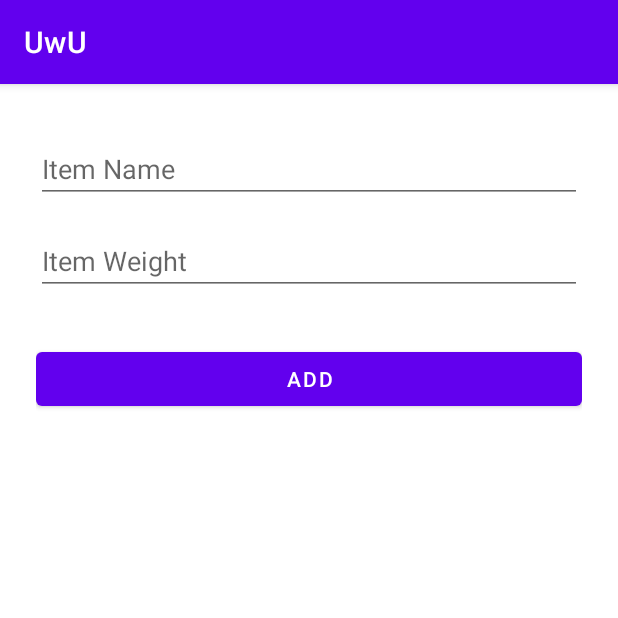
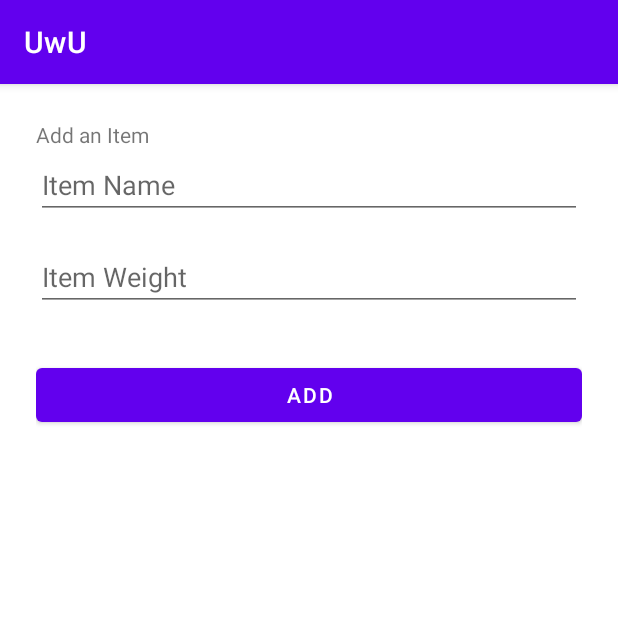
Before and after one commit to RichardVong192/TrekCheck, an Android app: the AddFragment screen opened through its navigation route, on a phone screen of 412 x 824 dp, the top half of it. Run offline under Robolectric (Android 15) with nearby library versions, the phone set to English and light mode, and no system bars; our stand-ins replace Room's generated code, navigation-ui.

Commit message:
Added label to update and add fragment

```diff
--- a/app/src/main/res/layout/fragment_add.xml
+++ b/app/src/main/res/layout/fragment_add.xml
@@ -8,17 +8,25 @@
     android:padding="24dp">
 
 
+    <TextView
+        android:id="@+id/textView2"
+        android:layout_width="wrap_content"
+        android:layout_height="wrap_content"
+        android:text="Add an Item"
+        app:layout_constraintStart_toStartOf="parent"
+        app:layout_constraintTop_toTopOf="parent" />
+
     <EditText
         android:id="@+id/addItemName_et"
         android:layout_width="match_parent"
         android:layout_height="wrap_content"
-        android:layout_marginTop="10dp"
+        android:layout_marginTop="1dp"
         android:ems="10"
         android:hint="Item Name"
         android:inputType="textPersonName"
         app:layout_constraintEnd_toEndOf="parent"
         app:layout_constraintStart_toStartOf="parent"
-        app:layout_constraintTop_toTopOf="parent" />
+        app:layout_constraintTop_toBottomOf="@+id/textView2" />
 
     <EditText
         android:id="@+id/addItemWeight_et"
```
Also changed, not shown: app/src/main/res/layout/fragment_update.xml (+9 -2 lines).
